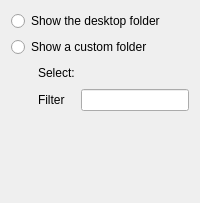
KDE/kde-baseapps, file plasma/applets/folderview/folderviewConfig.ui: the form before one commit.
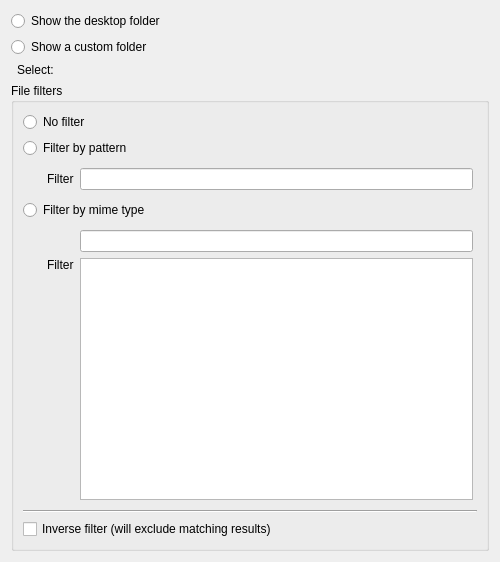
The form after the commit. Custom widgets are drawn as their Qt base class.

Commit message: Implement filter by mimetype and make it configurable on the folder view config page. Some polishing still needed.

What changed in the file:
```diff
--- a/plasma/applets/folderview/folderviewConfig.ui
+++ b/plasma/applets/folderview/folderviewConfig.ui
@@ -1,12 +1,26 @@
 <ui version="4.0" >
  <class>folderviewConfig</class>
  <widget class="QWidget" name="folderviewConfig" >
+  <property name="geometry" >
+   <rect>
+    <x>0</x>
+    <y>0</y>
+    <width>500</width>
+    <height>562</height>
+   </rect>
+  </property>
   <property name="sizePolicy" >
    <sizepolicy vsizetype="Expanding" hsizetype="Expanding" >
     <horstretch>0</horstretch>
     <verstretch>0</verstretch>
    </sizepolicy>
   </property>
+  <property name="minimumSize" >
+   <size>
+    <width>500</width>
+    <height>0</height>
+   </size>
+  </property>
   <layout class="QGridLayout" name="gridLayout" >
    <item row="0" column="0" colspan="3" >
     <widget class="QRadioButton" name="showDesktopFolder" >
@@ -22,22 +36,6 @@
      </property>
     </widget>
    </item>
-   <item row="2" column="0" >
-    <spacer name="spacer2" >
-     <property name="orientation" >
-      <enum>Qt::Horizontal</enum>
-     </property>
-     <property name="sizeType" >
-      <enum>QSizePolicy::Fixed</enum>
-     </property>
-     <property name="sizeHint" stdset="0" >
-      <size>
-       <width>21</width>
-       <height>20</height>
-      </size>
-     </property>
-    </spacer>
-   </item>
    <item row="2" column="1" >
     <widget class="QLabel" name="selectLabel" >
      <property name="sizePolicy" >
@@ -64,31 +62,65 @@
      </property>
     </widget>
    </item>
-   <item row="3" column="1" >
-    <widget class="QLabel" name="filterLabel" >
+   <item row="3" column="0" colspan="3" >
+    <widget class="QGroupBox" name="fileFilters" >
+     <property name="sizePolicy" >
+      <sizepolicy vsizetype="Preferred" hsizetype="Preferred" >
+       <horstretch>0</horstretch>
+       <verstretch>0</verstretch>
+      </sizepolicy>
+     </property>
+     <property name="title" >
+      <string>File filters</string>
+     </property>
+     <layout class="QVBoxLayout" name="verticalLayout_3" >
+      <item>
+       <layout class="QVBoxLayout" name="verticalLayout_2" >
+        <item>
+         <widget class="QRadioButton" name="noFilter" >
      <property name="text" >
-      <string>Filter</string>
+           <string>No filter</string>
      </property>
     </widget>
    </item>
-   <item row="4" column="2" >
-    <spacer name="spacer1" >
+        <item>
+         <widget class="QRadioButton" name="filterByPattern" >
+          <property name="text" >
+           <string>Filter by pattern</string>
+          </property>
+         </widget>
+        </item>
+        <item>
+         <layout class="QHBoxLayout" name="horizontalLayout_5" >
+          <item>
+           <spacer name="horizontalSpacer" >
      <property name="orientation" >
-      <enum>Qt::Vertical</enum>
+             <enum>Qt::Horizontal</enum>
      </property>
      <property name="sizeType" >
-      <enum>QSizePolicy::Expanding</enum>
+             <enum>QSizePolicy::Fixed</enum>
      </property>
      <property name="sizeHint" stdset="0" >
       <size>
        <width>20</width>
-       <height>81</height>
+              <height>20</height>
       </size>
      </property>
     </spacer>
    </item>
-   <item row="3" column="2" >
-    <widget class="KLineEdit" name="filterFiles" >
+          <item>
+           <layout class="QGridLayout" name="gridLayout_2" >
+            <property name="margin" >
+             <number>4</number>
+            </property>
+            <item row="0" column="1" >
+             <widget class="KLineEdit" name="filterFilesPattern" >
+              <property name="sizePolicy" >
+               <sizepolicy vsizetype="Fixed" hsizetype="Expanding" >
+                <horstretch>0</horstretch>
+                <verstretch>0</verstretch>
+               </sizepolicy>
+              </property>
      <property name="toolTip" >
       <string>Space-separated list of extensions, e.g. *.txt * .od*</string>
      </property>
@@ -101,6 +133,100 @@
      <property name="showClearButton" stdset="0" >
       <bool>true</bool>
      </property>
+             </widget>
+            </item>
+            <item row="0" column="0" >
+             <widget class="QLabel" name="filterLabelPattern" >
+              <property name="text" >
+               <string>Filter</string>
+              </property>
+             </widget>
+            </item>
+           </layout>
+          </item>
+         </layout>
+        </item>
+        <item>
+         <widget class="QRadioButton" name="filterByMimeType" >
+          <property name="text" >
+           <string>Filter by mime type</string>
+          </property>
+         </widget>
+        </item>
+        <item>
+         <layout class="QHBoxLayout" name="horizontalLayout_6" >
+          <item>
+           <spacer name="horizontalSpacer_2" >
+            <property name="orientation" >
+             <enum>Qt::Horizontal</enum>
+            </property>
+            <property name="sizeType" >
+             <enum>QSizePolicy::Fixed</enum>
+            </property>
+            <property name="sizeHint" stdset="0" >
+             <size>
+              <width>20</width>
+              <height>20</height>
+             </size>
+            </property>
+           </spacer>
+          </item>
+          <item>
+           <layout class="QGridLayout" name="gridLayout_5" >
+            <property name="margin" >
+             <number>4</number>
+            </property>
+            <item row="1" column="0" >
+             <widget class="QLabel" name="filterLabelList" >
+              <property name="text" >
+               <string>Filter</string>
+              </property>
+              <property name="alignment" >
+               <set>Qt::AlignLeading|Qt::AlignLeft|Qt::AlignTop</set>
+              </property>
+             </widget>
+            </item>
+            <item row="0" column="1" >
+             <widget class="KLineEdit" name="searchMimetype" >
+              <property name="clickMessage" >
+               <string>Search mime type</string>
+              </property>
+              <property name="showClearButton" stdset="0" >
+               <bool>true</bool>
+              </property>
+             </widget>
+            </item>
+            <item row="1" column="1" >
+             <widget class="QListView" name="filterFilesList" >
+              <property name="selectionMode" >
+               <enum>QAbstractItemView::ExtendedSelection</enum>
+              </property>
+              <property name="flow" >
+               <enum>QListView::TopToBottom</enum>
+              </property>
+             </widget>
+            </item>
+           </layout>
+          </item>
+         </layout>
+        </item>
+        <item>
+         <widget class="Line" name="line" >
+          <property name="orientation" >
+           <enum>Qt::Horizontal</enum>
+          </property>
+         </widget>
+        </item>
+        <item>
+         <widget class="QCheckBox" name="excludeFilter" >
+          <property name="text" >
+           <string>Inverse filter (will exclude matching results)</string>
+          </property>
+         </widget>
+        </item>
+       </layout>
+      </item>
+     </layout>
     </widget>
    </item>
   </layout>
```
Lines whose indentation alone changed are shown as unchanged. The commit also changes 4 other files.
